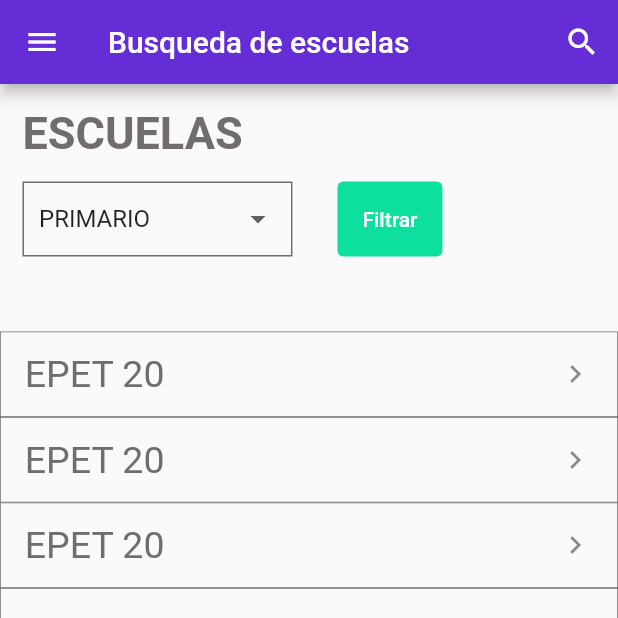
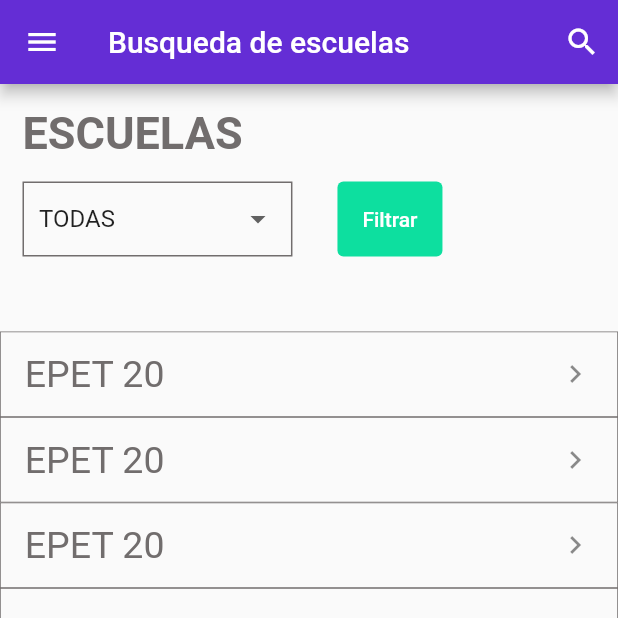
Before and after one commit to Gonzalo-Parra/PointStudy, a Flutter app: the EscuelaPage screen opened by its route, on a phone screen of 412 x 824 dp, the top half of it. Run offline on Flutter 3.47's test engine with Material 2 defaults, Android fonts, the light colour scheme and no system bars; our stand-ins replace flutter_swiper_null_safety.

Commit message:
Configuración de pantallas al 100%
Se soluciono el problema del dropdownButton para el boton de filtrar.

```diff
--- a/lib/UI/Pages/escuelaPage.dart
+++ b/lib/UI/Pages/escuelaPage.dart
@@ -65,8 +65,14 @@ class _EscuelaPageState extends State<EscuelaPage> {
         'Técnico Programador',
         'Desarrollo Web'),
   ];
-  List categorias = ['PRIMARIO', 'SECUNDARIO', 'TERCEARIO', 'ESPECIALES'];
-  String dropdownValue = 'PRIMARIO';
+  List categorias = [
+    'TODAS',
+    'PRIMARIA',
+    'SECUNDARIA',
+    'TERCIARIA',
+    'ESPECIALES'
+  ];
+  String dropdownValue = 'TODAS';
   @override
   Widget build(BuildContext context) {
     return SafeArea(
@@ -86,35 +92,7 @@ class _EscuelaPageState extends State<EscuelaPage> {
             SizedBox(
               height: 50.0,
             ),
-            ListView.builder(
-              scrollDirection: Axis.vertical,
-              shrinkWrap: true,
-              itemCount: escuelas.length,
-              itemBuilder: (context, index) {
-                return ListTile(
-                  shape: RoundedRectangleBorder(
-                    side: BorderSide(
-                      color: Color(0xff716D6D),
-                      width: 0.5,
-                    ),
-                  ),
-                  onTap: () {
-                    Route route =
-                        MaterialPageRoute(builder: (_) => ArticuloEscPage());
-                    Navigator.push(context, route);
-                  },
-                  title: Text(
-                    escuelas[index].name,
-                    style: TextStyle(
-                      color: Color(0xff716D6D),
-                      fontSize: 25.0,
-                      fontWeight: FontWeight.w400,
-                    ),
-                  ),
-                  trailing: Icon(Icons.keyboard_arrow_right_outlined),
-                );
-              },
-            ),
+            listSchool(),
           ],
         ),
       ),
@@ -153,17 +131,17 @@ class _EscuelaPageState extends State<EscuelaPage> {
               width: 1.0,
             ),
           ),
-          child: DropdownButton(
+          child: DropdownButton<String>(
             hint: Text("Filtré por categoría"),
             onChanged: (newValue) {
               setState(() {
-                //dropdownValue = newValue;
+                dropdownValue = newValue!;
               });
             },
             value: dropdownValue,
             items: categorias.map(
               (value) {
-                return DropdownMenuItem(
+                return DropdownMenuItem<String>(
                   value: value,
                   child: Text(value),
                 );
@@ -191,6 +169,37 @@ class _EscuelaPageState extends State<EscuelaPage> {
       ],
     );
   }
+
+  Widget listSchool() {
+    return ListView.builder(
+      scrollDirection: Axis.vertical,
+      shrinkWrap: true,
+      itemCount: escuelas.length,
+      itemBuilder: (context, index) {
+        return ListTile(
+          shape: RoundedRectangleBorder(
+            side: BorderSide(
+              color: Color(0xff716D6D),
+              width: 0.5,
+            ),
+          ),
+          onTap: () {
+            Route route = MaterialPageRoute(builder: (_) => ArticuloEscPage());
+            Navigator.push(context, route);
+          },
+          title: Text(
+            escuelas[index].name,
+            style: TextStyle(
+              color: Color(0xff716D6D),
+              fontSize: 25.0,
+              fontWeight: FontWeight.w400,
+            ),
+          ),
+          trailing: Icon(Icons.keyboard_arrow_right_outlined),
+        );
+      },
+    );
+  }
 }
 
 class Escuela {
--- a/lib/UI/Pages/loginPage.dart
+++ b/lib/UI/Pages/loginPage.dart
@@ -32,7 +32,7 @@ class LoginPage extends StatelessWidget {
                   ],
                 ),
                 SizedBox(
-                  height: 80.0,
+                  height: 100.0,
                 ),
                 _textFielUser(),
                 //_checkBox(),
@@ -50,11 +50,11 @@ class LoginPage extends StatelessWidget {
                 ),
                 _continuarFormaButton(context),
                 SizedBox(
-                  height: 45.0,
+                  height: 50.0,
                 ),
                 _registrarse(context),
                 SizedBox(
-                  height: 80.0,
+                  height: 55.0,
                 ),
                 pie_de_pagina(),
               ],
```
